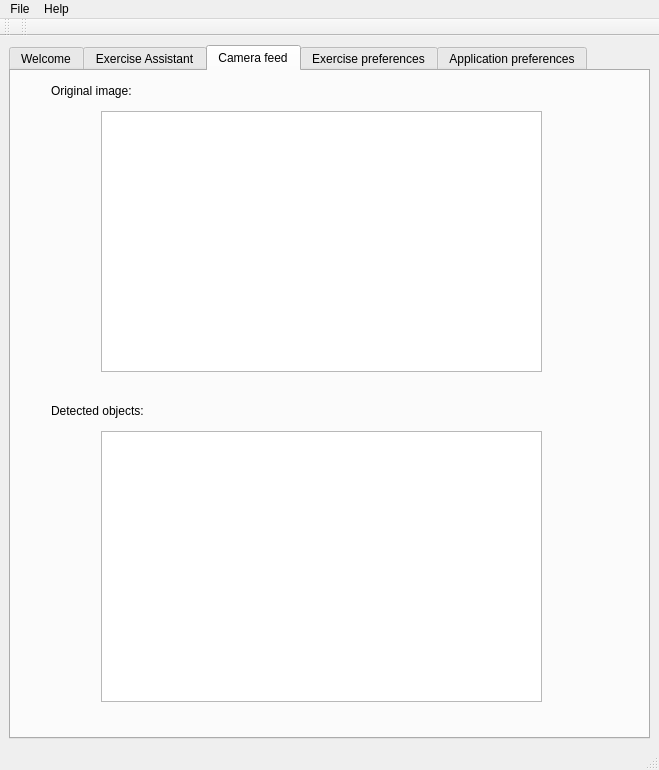
The window that src/gui/ui_files/QTRehaZenterGUI.ui (tolgasaglik/rehabilitation_framework) describes before a commit, drawn with Qt 5.
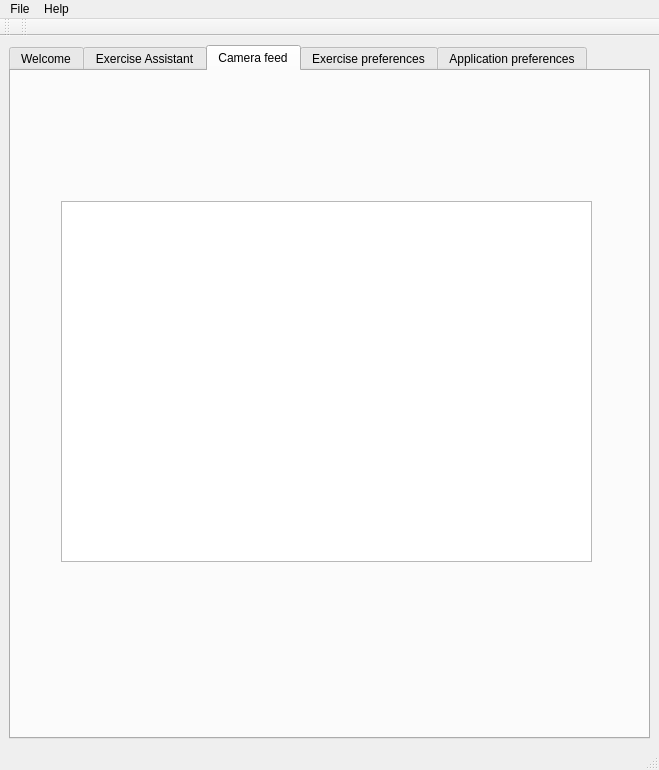
The same window after the commit. The open tabs and pages were chosen to show the change. Icons and pictures are not drawn.

Commit message: Separated classes into multiple files, removed detected blobs image message, dropped framerate to 30fps

The edit to the form file:
```diff
--- a/src/gui/ui_files/QTRehaZenterGUI.ui
+++ b/src/gui/ui_files/QTRehaZenterGUI.ui
@@ -556,61 +556,13 @@
        <attribute name="title">
         <string>Camera feed</string>
        </attribute>
-       <widget class="QGraphicsView" name="grDetectedObjects">
-        <property name="geometry">
-         <rect>
-          <x>90</x>
-          <y>360</y>
-          <width>441</width>
-          <height>271</height>
-         </rect>
-        </property>
-       </widget>
-       <widget class="QLabel" name="label">
-        <property name="geometry">
-         <rect>
-          <x>40</x>
-          <y>10</y>
-          <width>121</width>
-          <height>19</height>
-         </rect>
-        </property>
-        <property name="sizePolicy">
-         <sizepolicy hsizetype="Minimum" vsizetype="Minimum">
-          <horstretch>0</horstretch>
-          <verstretch>0</verstretch>
-         </sizepolicy>
-        </property>
-        <property name="text">
-         <string>Original image:</string>
-        </property>
-       </widget>
-       <widget class="QLabel" name="label_2">
-        <property name="geometry">
-         <rect>
-          <x>40</x>
-          <y>330</y>
-          <width>141</width>
-          <height>19</height>
-         </rect>
-        </property>
-        <property name="sizePolicy">
-         <sizepolicy hsizetype="Minimum" vsizetype="Minimum">
-          <horstretch>0</horstretch>
-          <verstretch>0</verstretch>
-         </sizepolicy>
-        </property>
-        <property name="text">
-         <string>Detected objects:</string>
-        </property>
-       </widget>
        <widget class="QGraphicsView" name="grOriginalImage">
         <property name="geometry">
          <rect>
-          <x>90</x>
-          <y>40</y>
-          <width>441</width>
-          <height>261</height>
+          <x>50</x>
+          <y>130</y>
+          <width>531</width>
+          <height>361</height>
          </rect>
         </property>
        </widget>
```
Left out of the diff: 2 changed lines with no effect on the pictures. The commit also changes 7 other files.
